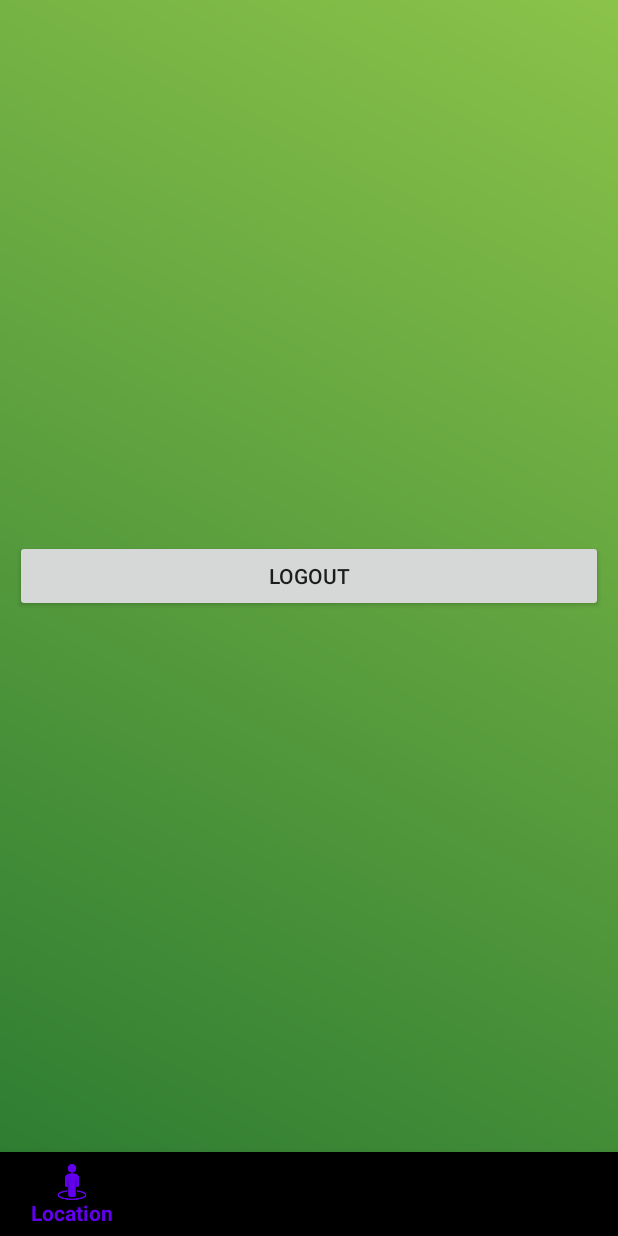
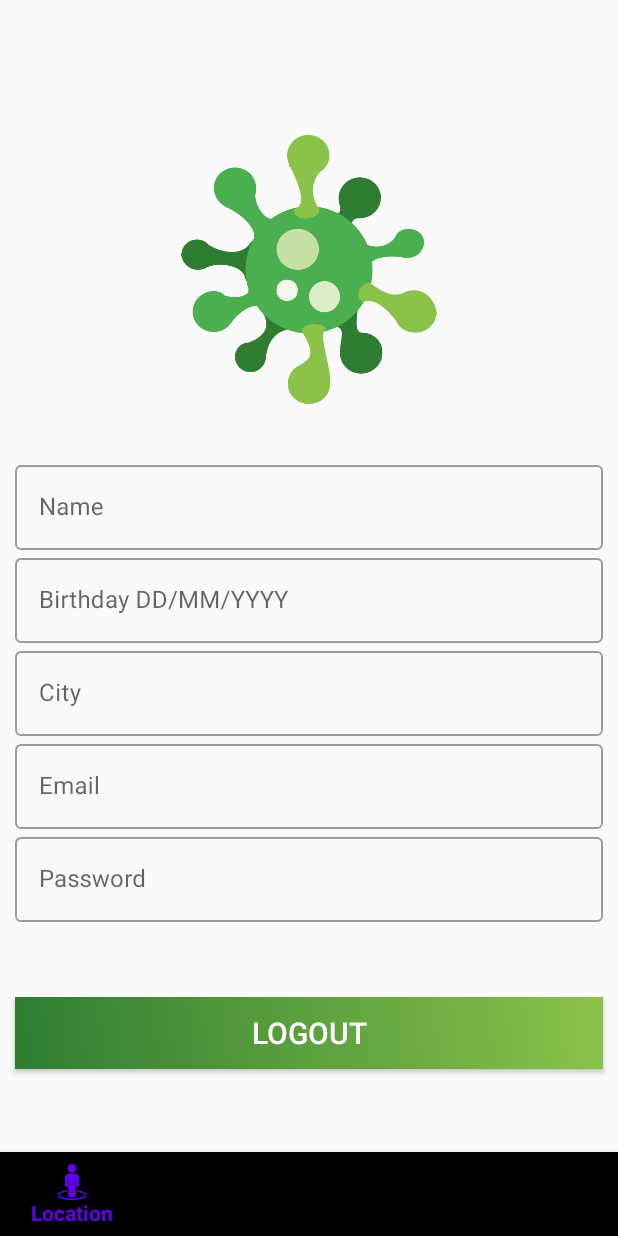
Before and after one commit to Patel-Smit/TracertCOVID19, an Android app: the fragment frag_profile placed in its activity, on a phone screen of 412 x 824 dp. Run offline under Robolectric (Android 15) with nearby library versions, the phone set to English and light mode, and no system bars; our stand-ins replace Firebase (no records; nobody signed in at launch, a user with empty details on screens opened directly).

Commit message:
PROFILE DESIGN UPDATED

```diff
--- a/app/src/main/java/com/smit/tracertcovid_19/LoginActivity.java
+++ b/app/src/main/java/com/smit/tracertcovid_19/LoginActivity.java
@@ -42,9 +42,11 @@ public class LoginActivity extends AppCompatActivity {
             @Override
             public void onAuthStateChanged(@NonNull FirebaseAuth firebaseAuth) {
                 FirebaseUser mFirebaseUser = mFirebaseAuth.getCurrentUser();
+
                 if(mFirebaseUser!=null){
                     Toast.makeText(LoginActivity.this, "Login successful", Toast.LENGTH_SHORT).show();
                     Intent i = new Intent(LoginActivity.this,MainActivity.class);
+                    i.putExtra("userID",mFirebaseAuth.getCurrentUser().getUid());
                     startActivity(i);
                 }else{
                     Toast.makeText(LoginActivity.this, "Please login again", Toast.LENGTH_SHORT).show();
--- a/app/src/main/java/com/smit/tracertcovid_19/MainActivity.java
+++ b/app/src/main/java/com/smit/tracertcovid_19/MainActivity.java
@@ -9,19 +9,55 @@ import android.os.Bundle;
 import android.view.MenuItem;
 import android.view.View;
 import android.widget.Button;
+import android.widget.Toast;
 
 import com.google.android.material.bottomnavigation.BottomNavigationView;
 import com.google.firebase.auth.FirebaseAuth;
+import com.google.firebase.database.DataSnapshot;
+import com.google.firebase.database.DatabaseError;
+import com.google.firebase.database.DatabaseReference;
+import com.google.firebase.database.FirebaseDatabase;
+import com.google.firebase.database.ValueEventListener;
 
 public class MainActivity extends AppCompatActivity {
     //Button logoutbtn;
     FirebaseAuth mFirebaseAuth;
     private FirebaseAuth.AuthStateListener mAuthStateListener;
+    private DatabaseReference mDatabaseReference;
+    public static String nname;
+    public static String ddob;
+    public static String ccity;
+    public static String eemail;
+    public static String ppassword;
 
     @Override
     protected void onCreate(Bundle savedInstanceState) {
         super.onCreate(savedInstanceState);
         setContentView(R.layout.activity_main);
+        Intent intent = getIntent();
+        final String userid = intent.getStringExtra("userID");
+        System.out.println(userid);
+
+        mDatabaseReference = FirebaseDatabase.getInstance().getReference().child("users");
+        mDatabaseReference.addValueEventListener(new ValueEventListener() {
+            @Override
+            public void onDataChange(@NonNull DataSnapshot dataSnapshot) {
+                if (userid==null) {
+                    System.out.println("User UUID not valid");
+                } else {
+                    nname = dataSnapshot.child(userid).child("name").getValue().toString();
+                    ddob = dataSnapshot.child(userid).child("dob").getValue().toString();
+                    ccity = dataSnapshot.child(userid).child("city").getValue().toString();
+                    eemail = dataSnapshot.child(userid).child("email").getValue().toString();
+                    ppassword = dataSnapshot.child(userid).child("password").getValue().toString();
+                }
+            }
+
+            @Override
+            public void onCancelled(@NonNull DatabaseError databaseError) {
+
+            }
+        });
 
         BottomNavigationView bottomNav = findViewById(R.id.bottom_nav);
         bottomNav.setOnNavigationItemSelectedListener(navListener);
--- a/app/src/main/java/com/smit/tracertcovid_19/SignUpActivity.java
+++ b/app/src/main/java/com/smit/tracertcovid_19/SignUpActivity.java
@@ -15,6 +15,7 @@ import com.google.android.gms.tasks.OnCompleteListener;
 import com.google.android.gms.tasks.Task;
 import com.google.firebase.auth.AuthResult;
 import com.google.firebase.auth.FirebaseAuth;
+import com.google.firebase.auth.FirebaseUser;
 import com.google.firebase.database.DatabaseReference;
 import com.google.firebase.database.FirebaseDatabase;
 
@@ -48,14 +49,13 @@ public class SignUpActivity extends AppCompatActivity {
                 rootNode = FirebaseDatabase.getInstance();
                 reference = rootNode.getReference("users");
 
-                String namee = name.getText().toString();
-                String birthdayy = birthday.getText().toString();
-                String cityy = city.getText().toString();
-                String emailId = email.getText().toString();
-                String passwd = password.getText().toString();
-                String userid = UUID.randomUUID().toString();
-                UserHelperClass helperClass = new UserHelperClass(namee,birthdayy,cityy,emailId,passwd);
-                reference.child(userid).setValue(helperClass);
+                final String namee = name.getText().toString();
+                final String birthdayy = birthday.getText().toString();
+                final String cityy = city.getText().toString();
+                final String emailId = email.getText().toString();
+                final String passwd = password.getText().toString();
+                //UserHelperClass helperClass = new UserHelperClass(namee,birthdayy,cityy,emailId,passwd);
+                //reference.child(userid).setValue(helperClass);
 
                 if (emailId.isEmpty()) {
                     email.setError("Please enter email address");
@@ -72,6 +72,10 @@ public class SignUpActivity extends AppCompatActivity {
                             if (!task.isSuccessful()) {
                                 Toast.makeText(SignUpActivity.this, "User Unsuccessful, Please try again", Toast.LENGTH_SHORT).show();
                             } else {
+                                 FirebaseUser mFirebaseUser = mFirebaseAuth.getCurrentUser();
+                                String userid = mFirebaseUser.getUid();
+                                UserHelperClass helperClass = new UserHelperClass(namee,birthdayy,cityy,emailId,passwd);
+                                reference.child(userid).setValue(helperClass);
                                 startActivity(new Intent(SignUpActivity.this, LoginActivity.class));
                             }
                         }
--- a/app/src/main/java/com/smit/tracertcovid_19/frag_profile.java
+++ b/app/src/main/java/com/smit/tracertcovid_19/frag_profile.java
@@ -6,6 +6,7 @@ import android.view.LayoutInflater;
 import android.view.View;
 import android.view.ViewGroup;
 import android.widget.Button;
+import android.widget.EditText;
 
 import androidx.annotation.NonNull;
 import androidx.annotation.Nullable;
@@ -16,11 +17,23 @@ import com.google.firebase.auth.FirebaseAuth;
 
 public class frag_profile extends Fragment {
     Button logoutbtn;
+    EditText naame,doob,ciity,emmail,paassword;
     @Nullable
     @Override
     public View onCreateView(@NonNull LayoutInflater inflater, @Nullable ViewGroup container, @Nullable Bundle savedInstanceState) {
         //return inflater.inflate(R.layout.frag_profile,container,false);
         View v = inflater.inflate(R.layout.frag_profile,container,false);
+        naame = (EditText) v.findViewById(R.id.p_et_name);
+        naame.setText(MainActivity.nname);
+        doob = (EditText) v.findViewById(R.id.p_et_DOB);
+        doob.setText(MainActivity.ddob);
+        ciity = (EditText) v.findViewById(R.id.p_et_city);
+        ciity.setText(MainActivity.ccity);
+        emmail = (EditText) v.findViewById(R.id.p_et_email);
+        emmail.setText(MainActivity.eemail);
+        paassword = (EditText) v.findViewById(R.id.p_et_password);
+        paassword.setText(MainActivity.ppassword);
+
         logoutbtn = (Button)v.findViewById(R.id.btn_logout);
         logoutbtn.setOnClickListener(new View.OnClickListener() {
             @Override
--- a/app/src/main/java/com/smit/tracertcovid_19/frag_resources.java
+++ b/app/src/main/java/com/smit/tracertcovid_19/frag_resources.java
@@ -4,15 +4,20 @@ import android.os.Bundle;
 import android.view.LayoutInflater;
 import android.view.View;
 import android.view.ViewGroup;
+import android.widget.EditText;
+import android.widget.ImageView;
 
 import androidx.annotation.NonNull;
 import androidx.annotation.Nullable;
 import androidx.fragment.app.Fragment;
 
+import com.google.firebase.database.DatabaseReference;
+
 public class frag_resources extends Fragment {
+    private DatabaseReference mDatabaseReference;
     @Nullable
     @Override
     public View onCreateView(@NonNull LayoutInflater inflater, @Nullable ViewGroup container, @Nullable Bundle savedInstanceState) {
-        return inflater.inflate(R.layout.frag_resources,container,false);
+        return inflater.inflate(R.layout.frag_resources, container, false);
     }
 }
--- a/app/src/main/res/layout/frag_profile.xml
+++ b/app/src/main/res/layout/frag_profile.xml
@@ -1,17 +1,107 @@
 <?xml version="1.0" encoding="utf-8"?>
 <LinearLayout xmlns:android="http://schemas.android.com/apk/res/android"
     android:layout_width="match_parent" android:layout_height="match_parent"
-    android:background="@drawable/gradient"
     android:orientation="vertical"
     android:gravity="center">
+
+    <ImageView
+        android:layout_width="match_parent"
+        android:layout_height="250dp"
+        android:contentDescription="logo"
+        android:padding="35dp"
+        android:src="@drawable/logo" />
+
+    <com.google.android.material.textfield.TextInputLayout
+        style="@style/Widget.MaterialComponents.TextInputLayout.OutlinedBox"
+        android:layout_width="match_parent"
+        android:layout_height="wrap_content"
+        android:layout_marginLeft="10dp"
+        android:layout_marginRight="10dp"
+        android:hint="Name">
+
+        <com.google.android.material.textfield.TextInputEditText
+            android:id="@+id/p_et_name"
+            android:layout_width="match_parent"
+            android:layout_height="wrap_content"
+            android:inputType="text"
+            android:focusable="false" />
+    </com.google.android.material.textfield.TextInputLayout>
+
+    <com.google.android.material.textfield.TextInputLayout
+        style="@style/Widget.MaterialComponents.TextInputLayout.OutlinedBox"
+        android:layout_width="match_parent"
+        android:layout_height="wrap_content"
+        android:layout_marginLeft="10dp"
+        android:layout_marginRight="10dp"
+        android:hint="Birthday DD/MM/YYYY">
+
+        <com.google.android.material.textfield.TextInputEditText
+            android:id="@+id/p_et_DOB"
+            android:layout_width="match_parent"
+            android:layout_height="wrap_content"
+            android:inputType="text"
+            android:focusable="false"/>
+    </com.google.android.material.textfield.TextInputLayout>
+
+    <com.google.android.material.textfield.TextInputLayout
+        style="@style/Widget.MaterialComponents.TextInputLayout.OutlinedBox"
+        android:layout_width="match_parent"
+        android:layout_height="wrap_content"
+        android:layout_marginLeft="10dp"
+        android:layout_marginRight="10dp"
+        android:hint="City">
+
+        <com.google.android.material.textfield.TextInputEditText
+            android:id="@+id/p_et_city"
+            android:layout_width="match_parent"
+            android:layout_height="wrap_content"
+            android:inputType="text"
+            android:focusable="false"/>
+    </com.google.android.material.textfield.TextInputLayout>
+
+    <com.google.android.material.textfield.TextInputLayout
+        style="@style/Widget.MaterialComponents.TextInputLayout.OutlinedBox"
+        android:layout_width="match_parent"
+        android:layout_height="wrap_content"
+        android:layout_marginLeft="10dp"
+        android:layout_marginRight="10dp"
+        android:hint="Email">
+
+        <com.google.android.material.textfield.TextInputEditText
+            android:id="@+id/p_et_email"
+            android:layout_width="match_parent"
+            android:layout_height="wrap_content"
+            android:inputType="textEmailAddress"
+            android:focusable="false"/>
+    </com.google.android.material.textfield.TextInputLayout>
+
+    <com.google.android.material.textfield.TextInputLayout
+        style="@style/Widget.MaterialComponents.TextInputLayout.OutlinedBox"
+        android:layout_width="match_parent"
+        android:layout_height="wrap_content"
+        android:layout_marginLeft="10dp"
+        android:layout_marginRight="10dp"
+        android:hint="Password">
+
+        <com.google.android.material.textfield.TextInputEditText
+            android:id="@+id/p_et_password"
+            android:layout_width="match_parent"
+            android:layout_height="wrap_content"
+            android:inputType="textPassword"
+            android:focusable="false"/>
+    </com.google.android.material.textfield.TextInputLayout>
 
     <Button
         android:id="@+id/btn_logout"
         android:layout_width="match_parent"
         android:layout_height="wrap_content"
-        android:layout_marginTop="60dp"
-        android:layout_margin="10dp"
+        android:layout_marginLeft="10dp"
+        android:layout_marginTop="50dp"
+        android:layout_marginRight="10dp"
+        android:background="@drawable/gradient"
         android:text="Logout"
+        android:textColor="#ffffff"
+        android:textSize="20sp"
         android:onClick="onClickLogout"></Button>
 
 </LinearLayout>
```
